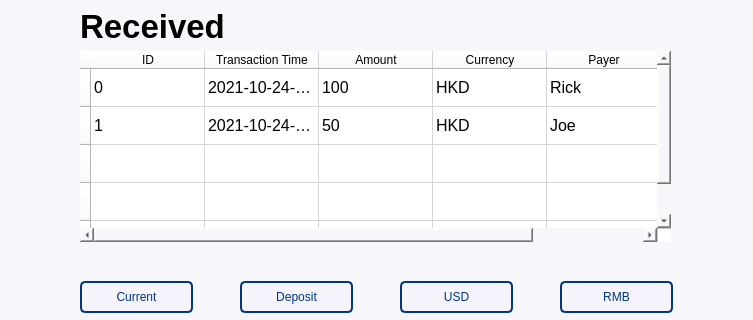
Qt form accountsDetail.ui (mintpancake/ikyc) before a commit; both pictures show x 0 to 753 and y 449 to 769 of the 1200 by 769 pixel window.
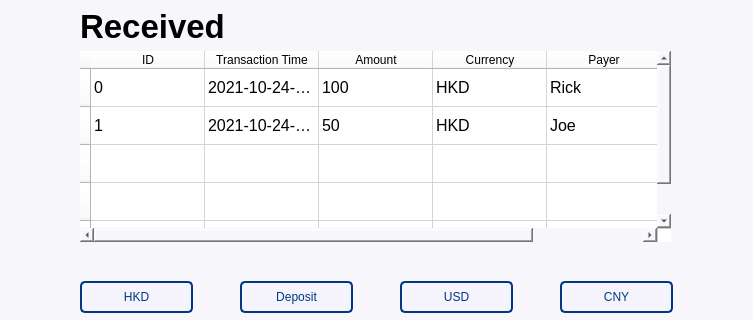
The same form after that commit. Icons and pictures are not drawn.

Commit message: Add the functions of AccountWindow. Modify SQL.

The edit to the form file:
```diff
--- a/accountsDetail.ui
+++ b/accountsDetail.ui
@@ -649,7 +649,7 @@
 }</string>
     </property>
     <property name="text">
-     <string>Current</string>
+     <string>HKD</string>
     </property>
     <property name="autoDefault">
      <bool>false</bool>
@@ -751,7 +751,7 @@
 }</string>
     </property>
     <property name="text">
-     <string>RMB</string>
+     <string>CNY</string>
     </property>
    </widget>
   </widget>
```
Left out of the diff: 24 changed lines with no effect on the pictures. The commit also changes 2 other files.
